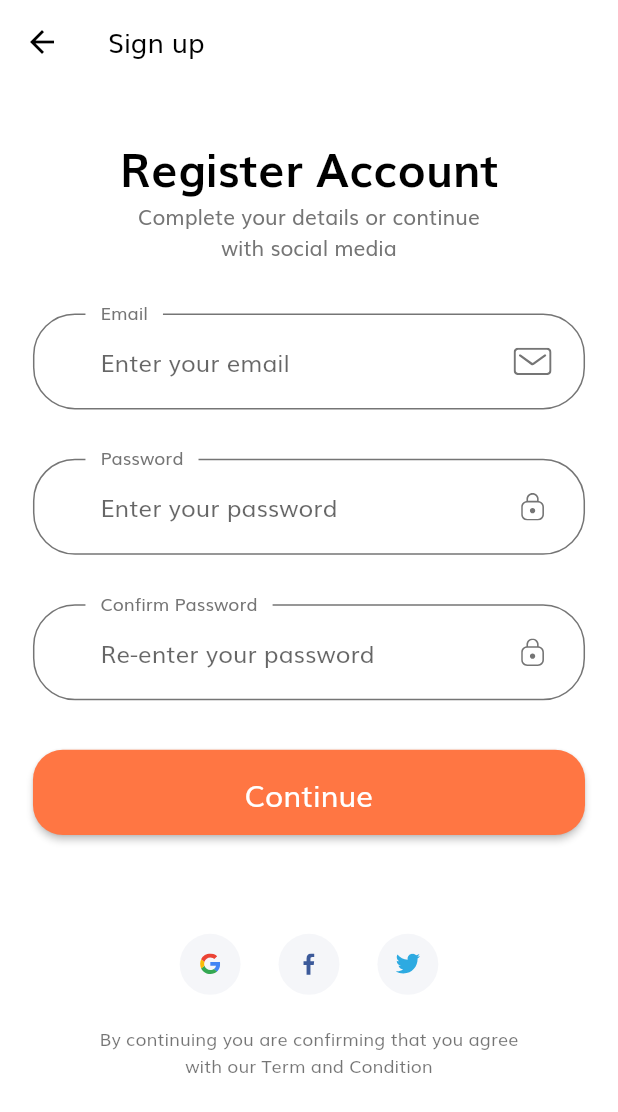
After one commit to muazhussain/share_near_v2, a Flutter app: the SignUpScreen screen opened directly, on a phone screen of 412 x 824 dp. The commit adds this screen. Shown: the top 1112 px of the screen. Run offline on Flutter 3.47's test engine with Material 2 defaults, Android fonts, the phone set to English and light mode, and no system bars; our stand-ins replace flutter_svg, get.

Commit message:
Sign up screed add

```diff
--- a/lib/src/screens/forget-password/forget_password_screen.dart
+++ b/lib/src/screens/forget-password/forget_password_screen.dart
@@ -1,7 +1,6 @@
 import 'package:flutter/material.dart';
-import 'package:share_near_v2/src/components/app_text_form_field.dart';
-import 'package:share_near_v2/src/components/default_button.dart';
-
+import '../../components/app_text_form_field.dart';
+import '../../components/default_button.dart';
 import '../../components/no_account_text.dart';
 import '../../size_config.dart';
 
--- a/lib/src/screens/sign-in/componenets/sign_in_body.dart
+++ b/lib/src/screens/sign-in/componenets/sign_in_body.dart
@@ -12,7 +12,8 @@ class SignInBody extends StatelessWidget {
       width: double.infinity,
       child: SafeArea(
         child: Padding(
-          padding: const EdgeInsets.all(8.0),
+          padding:
+              EdgeInsets.symmetric(horizontal: getProportionateScreenWidth(20)),
           child: Column(
             children: [
               Text(
--- /dev/null
+++ b/lib/src/screens/sign-up/componenets/sign_up_body.dart
@@ -0,0 +1,66 @@
+import 'package:flutter/material.dart';
+import '../../../components/social_card.dart';
+import '../../../size_config.dart';
+import 'sign_up_form.dart';
+
+class SignUpBody extends StatelessWidget {
+  const SignUpBody({super.key});
+
+  @override
+  Widget build(BuildContext context) {
+    SizeConfig().init(context);
+    return SizedBox(
+      width: double.infinity,
+      child: Padding(
+        padding: EdgeInsets.symmetric(
+          horizontal: getProportionateScreenWidth(20),
+        ),
+        child: SingleChildScrollView(
+          child: Column(
+            children: [
+              SizedBox(height: SizeConfig.screenHeight * 0.04),
+              Text(
+                "Register Account",
+                style: TextStyle(
+                  color: Colors.black,
+                  fontSize: getProportionateScreenWidth(28),
+                  fontWeight: FontWeight.bold,
+                ),
+              ),
+              const Text(
+                'Complete your details or continue \nwith social media',
+                textAlign: TextAlign.center,
+              ),
+              SizedBox(height: SizeConfig.screenHeight * 0.04),
+              const SignUpForm(),
+              SizedBox(height: SizeConfig.screenHeight * 0.08),
+              Row(
+                mainAxisAlignment: MainAxisAlignment.center,
+                children: [
+                  SocalCard(
+                    icon: 'assets/icons/google-icon.svg',
+                    press: () {},
+                  ),
+                  SocalCard(
+                    icon: 'assets/icons/facebook-2.svg',
+                    press: () {},
+                  ),
+                  SocalCard(
+                    icon: 'assets/icons/twitter.svg',
+                    press: () {},
+                  ),
+                ],
+              ),
+              SizedBox(height: getProportionateScreenHeight(20)),
+              Text(
+                'By continuing you are confirming that you agree \nwith our Term and Condition',
+                textAlign: TextAlign.center,
+                style: Theme.of(context).textTheme.bodySmall,
+              )
+            ],
+          ),
+        ),
+      ),
+    );
+  }
+}
--- /dev/null
+++ b/lib/src/screens/sign-up/componenets/sign_up_form.dart
@@ -0,0 +1,39 @@
+import 'package:flutter/material.dart';
+import '../../../components/app_text_form_field.dart';
+import '../../../components/default_button.dart';
+import '../../../size_config.dart';
+
+class SignUpForm extends StatelessWidget {
+  const SignUpForm({
+    super.key,
+  });
+
+  @override
+  Widget build(BuildContext context) {
+    return Form(
+      child: Column(
+        children: [
+          const AppTextFormField(
+              label: 'Email',
+              hintText: 'Enter your email',
+              svgIcon: 'assets/icons/Mail.svg'),
+          SizedBox(height: SizeConfig.screenHeight * 0.04),
+          const AppTextFormField(
+              label: 'Password',
+              hintText: 'Enter your password',
+              svgIcon: 'assets/icons/Lock.svg'),
+          SizedBox(height: SizeConfig.screenHeight * 0.04),
+          const AppTextFormField(
+              label: 'Confirm Password',
+              hintText: 'Re-enter your password',
+              svgIcon: 'assets/icons/Lock.svg'),
+          SizedBox(height: SizeConfig.screenHeight * 0.04),
+          DefaultButton(
+            text: 'Continue',
+            press: () {},
+          ),
+        ],
+      ),
+    );
+  }
+}
--- /dev/null
+++ b/lib/src/screens/sign-up/sign_up_screen.dart
@@ -0,0 +1,25 @@
+import 'package:flutter/material.dart';
+import 'package:share_near_v2/src/screens/sign-up/componenets/sign_up_body.dart';
+
+class SignUpScreen extends StatefulWidget {
+  const SignUpScreen({super.key});
+
+  @override
+  State<SignUpScreen> createState() => _SignUpScreenState();
+}
+
+class _SignUpScreenState extends State<SignUpScreen> {
+  @override
+  Widget build(BuildContext context) {
+    return Scaffold(
+      appBar: AppBar(
+        title: const Text(
+          'Sign up',
+          style: TextStyle(color: Colors.black),
+        ),
+        leading: const BackButton(color: Colors.black),
+      ),
+      body: const SignUpBody(),
+    );
+  }
+}
--- a/lib/src/screens/splash/components/splash_body.dart
+++ b/lib/src/screens/splash/components/splash_body.dart
@@ -15,11 +15,11 @@ class SplashBody extends StatefulWidget {
 class _SplashBodyState extends State<SplashBody> {
   List<Map<String, String>> splashData = [
     {
-      'text': 'Share Things Share Happiness',
+      'text': 'Discover, connect, and share with ShareNear',
       'imagePath': 'assets/images/splash_1.png'
     },
     {
-      'text': 'Share Things Share Happiness',
+      'text': 'Unlock a world of convenience and community',
       'imagePath': 'assets/images/splash_2.png'
     },
     {
```
